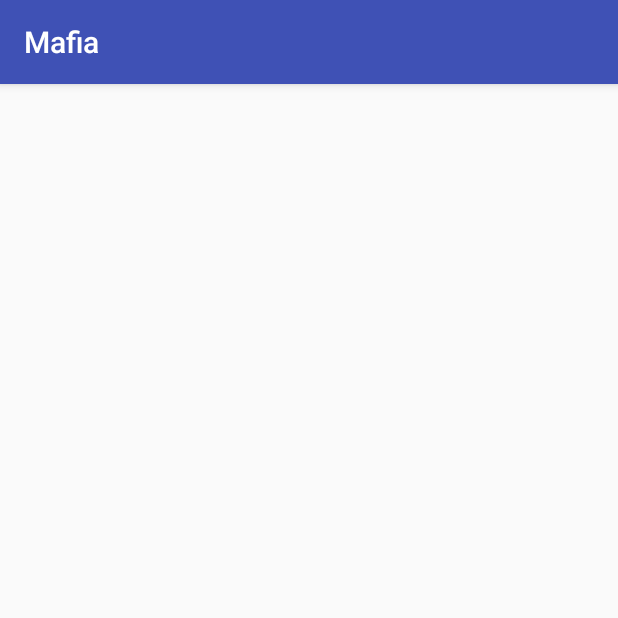
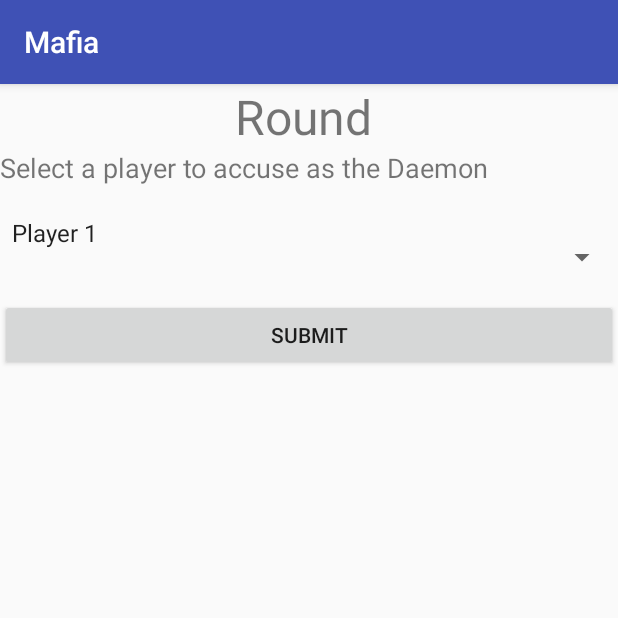
Before and after one commit to CyanBuckeye/cse5473project, an Android app: the GameActivity screen opened directly, with no data from a screen before it, on a phone screen of 412 x 824 dp, the top half of it. Run offline under Robolectric (Android 15) with nearby library versions, the phone set to English and light mode, and no system bars.

Commit message:
Add view for vote. When player selected will display to user. This will change to a POST request once we get android clients linked to the server.

```diff
--- /dev/null
+++ b/app/src/main/java/com/project/cse5473/mafia/CustomOnItemSelectedListener.java
@@ -0,0 +1,25 @@
+package com.project.cse5473.mafia;
+
+/**
+ * Created by Ryan on 4/24/2017.
+ */
+
+        import android.view.View;
+        import android.widget.AdapterView;
+        import android.widget.AdapterView.OnItemSelectedListener;
+        import android.widget.Toast;
+
+public class CustomOnItemSelectedListener implements OnItemSelectedListener {
+
+    public void onItemSelected(AdapterView<?> parent, View view, int pos,long id) {
+        Toast.makeText(parent.getContext(),
+                "OnItemSelectedListener : " + parent.getItemAtPosition(pos).toString(),
+                Toast.LENGTH_SHORT).show();
+    }
+
+    @Override
+    public void onNothingSelected(AdapterView<?> arg0) {
+        // TODO Auto-generated method stub
+    }
+
+}
--- a/app/src/main/java/com/project/cse5473/mafia/GameActivity.java
+++ b/app/src/main/java/com/project/cse5473/mafia/GameActivity.java
@@ -9,6 +9,7 @@ import android.support.v7.widget.Toolbar;
 import android.view.View;
 import android.widget.ArrayAdapter;
 import android.widget.Spinner;
+import android.widget.Button;
 import android.widget.TextView;
 
 import java.util.ArrayList;
@@ -17,6 +18,8 @@ import java.util.Set;
 
 public class GameActivity extends AppCompatActivity {
 
+    private Spinner spinner;
+    private Button submit;
 
     @Override
     protected void onCreate(Bundle savedInstanceState) {
@@ -24,6 +27,13 @@ public class GameActivity extends AppCompatActivity {
         setContentView(R.layout.activity_game);
         Toolbar toolbar = (Toolbar) findViewById(R.id.toolbar);
         setSupportActionBar(toolbar);
+
+        addListenerOnSpinnerItemSelection();
+    }
+
+    public void addListenerOnSpinnerItemSelection() {
+        spinner = (Spinner) findViewById(R.id.vote_spinner);
+        spinner.setOnItemSelectedListener(new CustomOnItemSelectedListener());
     }
 
 }
--- a/app/src/main/res/layout/content_game.xml
+++ b/app/src/main/res/layout/content_game.xml
@@ -9,5 +9,34 @@
     tools:context="com.project.cse5473.mafia.GameActivity"
     tools:showIn="@layout/activity_game">
 
+    <TextView
+        android:layout_width="match_parent"
+        android:layout_height="wrap_content"
+        android:text="Round "
+        android:textSize="32dp"
+        android:textAlignment="center"
+        android:id="@+id/round_num" />
+
+        <TextView
+            android:layout_width="match_parent"
+            android:layout_height="wrap_content"
+            android:text="@string/accuse_prompt"
+            android:textSize="18dp"
+            android:paddingBottom="30px"/>
+
+        <Spinner
+            android:layout_width="match_parent"
+            android:layout_height="wrap_content"
+            android:entries="@array/players_array"
+            android:paddingBottom="50px"
+            android:id="@+id/vote_spinner"/>
+
+        <Button
+            android:layout_width="match_parent"
+            android:layout_height="wrap_content"
+            android:text="Submit"
+            android:id="@+id/vote_btn"/>
+
+
 
 </LinearLayout>
```
